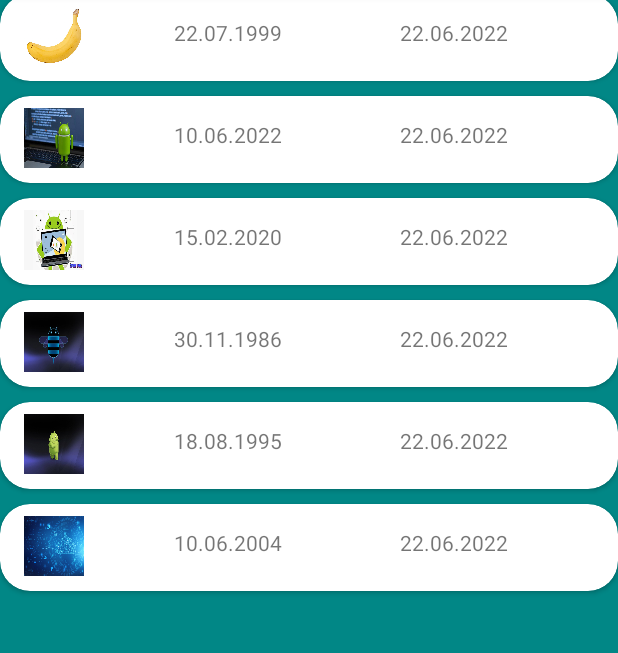
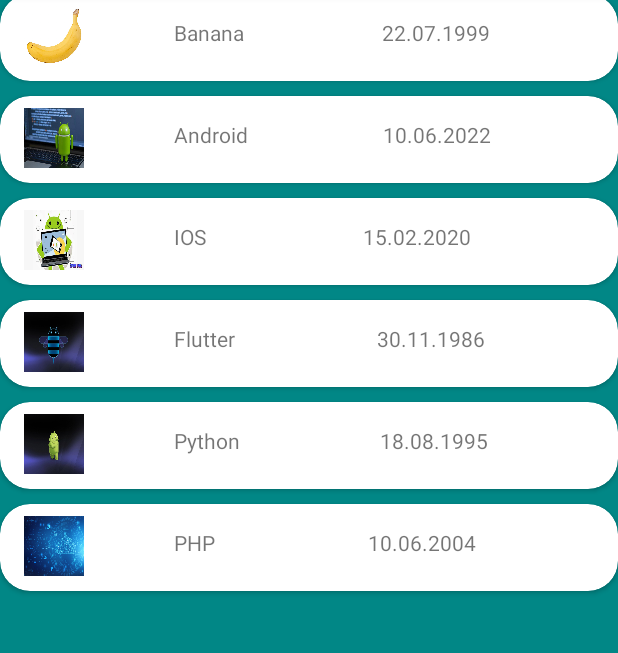
Before and after one commit to IgorBr777/AndroidProject, an Android app: the screen it shows after launch (MainActivity), after a tap on "FINISH", on a phone screen of 412 x 824 dp, the part 90-743 px from its top. Run offline under Robolectric (Android 15) with nearby library versions, the phone set to English and light mode, and no system bars.

Commit message:
Lesson23, created MVP, Clean Architecture, View Binding(gradle module)

```diff
--- a/app/build.gradle
+++ b/app/build.gradle
@@ -23,6 +23,11 @@
             proguardFiles getDefaultProguardFile('proguard-android-optimize.txt'), 'proguard-rules.pro'
         }
     }
+
+    buildFeatures{
+        viewBinding = true
+    }
+
     compileOptions {
         sourceCompatibility JavaVersion.VERSION_1_8
         targetCompatibility JavaVersion.VERSION_1_8
--- a/app/src/main/AndroidManifest.xml
+++ b/app/src/main/AndroidManifest.xml
@@ -13,7 +13,7 @@
         android:theme="@style/Theme.AndroidProject"
         tools:targetApi="31" >
         <activity
-            android:name=".MainActivity"
+            android:name=".presentation.view.MainActivity"
             android:exported="true" >
             <intent-filter>
                 <action android:name="android.intent.action.MAIN" />
--- a/app/src/main/java/com/example/androidproject/adapter/ItemsViewHolder.kt
+++ /dev/null
@@ -1,45 +0,0 @@
-package com.example.androidproject.adapter
-
-import android.view.View
-import android.widget.ImageView
-import android.widget.TextView
-import androidx.recyclerview.widget.RecyclerView
-import com.example.androidproject.R
-import com.example.androidproject.listener.ItemsListener
-import com.example.androidproject.model.ItemsModel
-
-class ItemsViewHolder(private val view: View,
-                      private val itemsListener: ItemsListener
-                      ) : RecyclerView.ViewHolder(view) {
-
-    fun bind(itemsModel: ItemsModel) {
-        val name = view.findViewById<TextView>(R.id.tv_name)
-        val imageView = view.findViewById<ImageView>(R.id.iv_image)
-        val date = view.findViewById<TextView>(R.id.tv_date)
-
-
-        name.text = itemsModel.name
-        imageView.setBackgroundResource(itemsModel.image)
-        name.text = itemsModel.date
-
-        //   name.text =string
-
-        imageView.setOnClickListener {
-            itemsListener.onClick()
-        }
-
-        itemView.setOnClickListener{
-
-            itemsListener.onElementSelected(
-                itemsModel.name,
-                itemsModel.date,
-                itemsModel.image
-
-            )
-
-        }
-
-
-    }
-
-}
--- /dev/null
+++ b/app/src/main/java/com/example/androidproject/data/ItemRepositoryImpl.kt
@@ -0,0 +1,21 @@
+package com.example.androidproject.data
+
+import com.example.androidproject.R
+import com.example.androidproject.domain.ItemsRepository
+import com.example.androidproject.model.ItemsModel
+
+class ItemRepositoryImpl:ItemsRepository {
+    override fun getData():List<ItemsModel> {
+        val listItems = listOf<ItemsModel>(
+            ItemsModel(R.drawable.banana, "Banana", "22.07.1999"),
+            ItemsModel(R.drawable.android_1, "Android", "10.06.2022"),
+            ItemsModel(R.drawable.android_2, "IOS", "15.02.2020"),
+            ItemsModel(R.drawable.android_3, "Flutter", "30.11.1986"),
+            ItemsModel(R.drawable.android_4, "Python", "18.08.1995"),
+            ItemsModel(R.drawable.it_1, "PHP", "10.06.2004"),
+
+            )
+
+        return listItems
+    }
+}
--- /dev/null
+++ b/app/src/main/java/com/example/androidproject/domain/ItemsInteractor.kt
@@ -0,0 +1,14 @@
+package com.example.androidproject.domain
+
+import com.example.androidproject.model.ItemsModel
+
+class ItemsInteractor(private  val  itemsRepository: ItemsRepository) {
+
+
+    fun getData():List<ItemsModel>{
+     return   itemsRepository.getData()
+
+
+    }
+
+}
--- /dev/null
+++ b/app/src/main/java/com/example/androidproject/domain/ItemsRepository.kt
@@ -0,0 +1,11 @@
+package com.example.androidproject.domain
+
+import com.example.androidproject.model.ItemsModel
+
+interface ItemsRepository {
+
+    fun getData():List<ItemsModel>
+
+
+
+}
--- a/app/src/main/java/com/example/androidproject/adapter/ItemsAdapter.kt
+++ b/app/src/main/java/com/example/androidproject/presentation/adapter/ItemsAdapter.kt
@@ -1,10 +1,11 @@
-package com.example.androidproject.adapter
+package com.example.androidproject.presentation.adapter
 
 import android.view.LayoutInflater
 import android.view.ViewGroup
 import androidx.recyclerview.widget.RecyclerView
 import com.example.androidproject.R
-import com.example.androidproject.listener.ItemsListener
+import com.example.androidproject.databinding.ItemFruitBinding
+import com.example.androidproject.presentation.adapter.listener.ItemsListener
 import com.example.androidproject.model.ItemsModel
 
 class ItemsAdapter( private val itemsListener: ItemsListener
@@ -19,8 +20,10 @@
     }
 
     override fun onCreateViewHolder(parent: ViewGroup, viewType: Int): ItemsViewHolder {
-        val view = LayoutInflater.from(parent.context).inflate(R.layout.item_fruit,parent, false)
-        return  ItemsViewHolder(view, itemsListener)
+
+        val viewBinding = ItemFruitBinding.inflate(LayoutInflater.from(parent.context),parent,false)
+     //   val view = LayoutInflater.from(parent.context).inflate(R.layout.item_fruit,parent, false)
+        return  ItemsViewHolder(viewBinding, itemsListener)
     }
 
     override fun onBindViewHolder(holder: ItemsViewHolder, position: Int) {
--- /dev/null
+++ b/app/src/main/java/com/example/androidproject/presentation/adapter/ItemsViewHolder.kt
@@ -0,0 +1,46 @@
+package com.example.androidproject.presentation.adapter
+
+import android.view.View
+import android.widget.ImageView
+import android.widget.TextView
+import androidx.recyclerview.widget.RecyclerView
+import androidx.viewbinding.ViewBinding
+import com.example.androidproject.R
+import com.example.androidproject.databinding.ItemFruitBinding
+import com.example.androidproject.presentation.adapter.listener.ItemsListener
+import com.example.androidproject.model.ItemsModel
+
+class ItemsViewHolder(
+    private  val viewBinding: ItemFruitBinding,
+
+    private val itemsListener: ItemsListener
+                      ) : RecyclerView.ViewHolder(viewBinding.root) {
+
+    fun bind(itemsModel: ItemsModel) {
+
+
+        viewBinding.tvName.text = itemsModel.name
+        viewBinding. ivImage.setBackgroundResource(itemsModel.image)
+        viewBinding.tvDate.text = itemsModel.date
+
+        //   name.text =string
+
+        viewBinding.ivImage.setOnClickListener {
+            itemsListener.onClick()
+        }
+
+        itemView.setOnClickListener{
+
+            itemsListener.onElementSelected(
+                itemsModel.name,
+                itemsModel.date,
+                itemsModel.image
+
+            )
+
+        }
+
+
+    }
+
+}
--- a/app/src/main/java/com/example/androidproject/listener/ItemsListener.kt
+++ b/app/src/main/java/com/example/androidproject/presentation/adapter/listener/ItemsListener.kt
@@ -1,4 +1,4 @@
-package com.example.androidproject.listener
+package com.example.androidproject.presentation.adapter.listener
 
 import android.widget.ImageView
 
--- a/app/src/main/java/com/example/androidproject/ItemsFragment.kt
+++ b/app/src/main/java/com/example/androidproject/presentation/view/ItemsFragment.kt
@@ -1,57 +1,79 @@
-package com.example.androidproject
+package com.example.androidproject.presentation.view
 
 import android.os.Bundle
 import androidx.fragment.app.Fragment
 import android.view.LayoutInflater
 import android.view.View
 import android.view.ViewGroup
-import android.widget.Button
 import android.widget.Toast
 import androidx.recyclerview.widget.LinearLayoutManager
 import androidx.recyclerview.widget.RecyclerView
-import com.example.androidproject.adapter.ItemsAdapter
-import com.example.androidproject.listener.ItemsListener
+import com.example.androidproject.R
+import com.example.androidproject.data.ItemRepositoryImpl
+import com.example.androidproject.databinding.FragmentItemsBinding
+import com.example.androidproject.databinding.FragmentOnBoardingBinding
+import com.example.androidproject.domain.ItemsInteractor
+import com.example.androidproject.presentation.adapter.ItemsAdapter
+import com.example.androidproject.presentation.adapter.listener.ItemsListener
 import com.example.androidproject.model.ItemsModel
 
 
-class ItemsFragment : Fragment(), ItemsListener {
+class ItemsFragment : Fragment(), ItemsListener, ItemsView {
+
+    private var _viewBinding: FragmentItemsBinding? = null
+    private val viewBinding get() = _viewBinding!!
 
     private lateinit var itemsAdapter: ItemsAdapter
+
+    lateinit var itemsPresenter: ItemsPresenter
 
     override fun onCreateView(
         inflater: LayoutInflater, container: ViewGroup?,
         savedInstanceState: Bundle?
-    ): View? {
-
-        return inflater.inflate(R.layout.fragment_items, container, false)
+    ): View {
+        _viewBinding = FragmentItemsBinding.inflate(inflater)
+        return viewBinding.root
     }
 
     override fun onViewCreated(view: View, savedInstanceState: Bundle?) {
         super.onViewCreated(view, savedInstanceState)
+        itemsPresenter= ItemsPresenter(this, ItemsInteractor(ItemRepositoryImpl()))
+
 
         itemsAdapter = ItemsAdapter(this)
-        val recyclerView = view.findViewById<RecyclerView>(R.id.recyclerView)
-        recyclerView.layoutManager = LinearLayoutManager(context)
-        recyclerView.adapter = itemsAdapter
 
-        val listItems = listOf<ItemsModel>(
-            ItemsModel(R.drawable.banana, "Banana", "22.07.1999"),
-            ItemsModel(R.drawable.android_1, "Android", "10.06.2022"),
-            ItemsModel(R.drawable.android_2, "IOS", "15.02.2020"),
-            ItemsModel(R.drawable.android_3, "Flutter", "30.11.1986"),
-            ItemsModel(R.drawable.android_4, "Python", "18.08.1995"),
-            ItemsModel(R.drawable.it_1, "PHP", "10.06.2004"),
+        viewBinding.recyclerView.adapter = itemsAdapter
 
-            )
-        itemsAdapter.submitList(listItems.toList())
+
+        itemsPresenter.getData()
 
     }
 
     override fun onClick() {
-        Toast.makeText(context, "ImageView clicked", Toast.LENGTH_LONG).show()
+
+        itemsPresenter.imageViewClicked()
+
+
     }
 
     override fun onElementSelected(name: String, date: String, imageView: Int) {
+
+        itemsPresenter.elementSelected(name,date,imageView)
+
+
+    }
+
+    override fun dataReceived(list: List<ItemsModel>) {
+        itemsAdapter.submitList(list)
+    }
+
+    override fun imageViewClicked(msg:Int) {
+
+        Toast.makeText(context, getString(msg), Toast.LENGTH_LONG).show()
+    }
+
+    override fun goToDetails(name: String, date: String, imageView: Int) {
+
         val detailsFragment = DetailsFragment()
         val bundle = Bundle()
         bundle.putString("name", name)
@@ -67,5 +89,7 @@
             .add(R.id.activity_container, detailsFragment)
             .addToBackStack("Details")
             .commit()
+
+
     }
 }
--- /dev/null
+++ b/app/src/main/java/com/example/androidproject/presentation/view/ItemsPresenter.kt
@@ -0,0 +1,33 @@
+package com.example.androidproject.presentation.view
+
+import com.example.androidproject.R
+import com.example.androidproject.domain.ItemsInteractor
+import com.example.androidproject.model.ItemsModel
+
+class ItemsPresenter(private  val itemsView: ItemsView,
+private  val itemsInteractor: ItemsInteractor
+
+
+                     ) {
+
+
+    fun getData(){
+
+
+        val listItems = itemsInteractor.getData()
+        itemsView.dataReceived(listItems)
+    }
+
+    fun imageViewClicked(){
+        itemsView.imageViewClicked(R.string.imageView_clicked)
+
+    }
+
+    fun elementSelected(name: String, date: String, imageView: Int){
+        itemsView.goToDetails(name,date,imageView)
+
+    }
+
+
+
+}
--- /dev/null
+++ b/app/src/main/java/com/example/androidproject/presentation/view/ItemsView.kt
@@ -0,0 +1,14 @@
+package com.example.androidproject.presentation.view
+
+import com.example.androidproject.model.ItemsModel
+
+interface ItemsView {
+
+    fun dataReceived(list: List<ItemsModel>)
+
+    fun imageViewClicked(msg:Int)
+
+    fun goToDetails(name: String, date: String, imageView: Int)
+
+
+}
--- a/app/src/main/java/com/example/androidproject/MainActivity.kt
+++ b/app/src/main/java/com/example/androidproject/presentation/view/MainActivity.kt
@@ -1,7 +1,8 @@
-package com.example.androidproject
+package com.example.androidproject.presentation.view
 
 import androidx.appcompat.app.AppCompatActivity
 import android.os.Bundle
+import com.example.androidproject.R
 
 class MainActivity : AppCompatActivity() {
     override fun onCreate(savedInstanceState: Bundle?) {
--- a/app/src/main/java/com/example/androidproject/OnBoardingFragment.kt
+++ b/app/src/main/java/com/example/androidproject/presentation/view/OnBoardingFragment.kt
@@ -1,4 +1,4 @@
-package com.example.androidproject
+package com.example.androidproject.presentation.view
 
 import android.os.Bundle
 import androidx.fragment.app.Fragment
@@ -6,28 +6,34 @@
 import android.view.View
 import android.view.ViewGroup
 import android.widget.Button
+import com.example.androidproject.R
+import com.example.androidproject.databinding.FragmentOnBoardingBinding
 
 
 class OnBoardingFragment : Fragment() {
+
+    private  var _viewBinding:FragmentOnBoardingBinding?=null
+    private val viewBinding get() = _viewBinding!!
 
 
     override fun onCreateView(
         inflater: LayoutInflater, container: ViewGroup?,
         savedInstanceState: Bundle?
-    ): View? {
+    ): View {
+_viewBinding= FragmentOnBoardingBinding.inflate(inflater)
 
-        return inflater.inflate(R.layout.fragment_on_boarding, container, false)
+    return viewBinding.root
     }
 
     override fun onViewCreated(view: View, savedInstanceState: Bundle?) {
         super.onViewCreated(view, savedInstanceState)
-        val onBoardingFinished = view.findViewById<Button>(R.id.btnFinish)
-        onBoardingFinished.setOnClickListener {
+
+        viewBinding.btnFinish.setOnClickListener {
 
             parentFragmentManager
 
                 .beginTransaction()
-                .replace(R.id.activity_container,ItemsFragment())
+                .replace(R.id.activity_container, ItemsFragment())
                 .commit()
 
         }
--- a/app/src/main/res/layout/activity_main.xml
+++ b/app/src/main/res/layout/activity_main.xml
@@ -5,7 +5,7 @@
     xmlns:app="http://schemas.android.com/apk/res-auto"
     android:layout_width="match_parent"
     android:layout_height="match_parent"
-    tools:context=".MainActivity">
+    tools:context=".presentation.view.MainActivity">
 
 
     <androidx.fragment.app.FragmentContainerView
--- a/app/src/main/res/layout/fragment_details.xml
+++ b/app/src/main/res/layout/fragment_details.xml
@@ -5,7 +5,7 @@
     android:layout_width="match_parent"
     android:layout_height="match_parent"
     android:background="#ffffff"
-    tools:context=".DetailsFragment">
+    tools:context=".presentation.view.DetailsFragment">
 
 
     <TextView
--- a/app/src/main/res/layout/fragment_items.xml
+++ b/app/src/main/res/layout/fragment_items.xml
@@ -6,7 +6,7 @@
     android:layout_width="match_parent"
     android:background="@color/teal_700"
     android:layout_height="match_parent"
-    tools:context=".ItemsFragment">
+    tools:context=".presentation.view.ItemsFragment">
 
 
     <androidx.recyclerview.widget.RecyclerView
@@ -14,6 +14,7 @@
         android:layout_width="match_parent"
         android:layout_height="match_parent"
         tools:listitem="@layout/item_fruit"
+        app:layoutManager="androidx.recyclerview.widget.LinearLayoutManager"
         app:layout_constraintBottom_toBottomOf="parent"
         app:layout_constraintEnd_toEndOf="parent"
         app:layout_constraintStart_toStartOf="parent"
--- a/app/src/main/res/layout/fragment_on_boarding.xml
+++ b/app/src/main/res/layout/fragment_on_boarding.xml
@@ -4,7 +4,7 @@
     xmlns:tools="http://schemas.android.com/tools"
     android:layout_width="match_parent"
     android:layout_height="match_parent"
-    tools:context=".OnBoardingFragment">
+    tools:context=".presentation.view.OnBoardingFragment">
 
 
     <TextView
--- a/app/src/main/res/values/strings.xml
+++ b/app/src/main/res/values/strings.xml
@@ -2,4 +2,5 @@
     <string name="app_name">AndroidProject</string>
     <!-- TODO: Remove or change this placeholder text -->
     <string name="hello_blank_fragment">Hello blank fragment</string>
+    <string name="imageView_clicked">ImageView clicked</string>
 </resources>
```
Also changed, not shown: app/src/main/java/com/example/androidproject/presentation/view/DetailsFragment.kt (renamed from app/src/main/java/com/example/androidproject/DetailsFragment.kt, +16 -9 lines).
